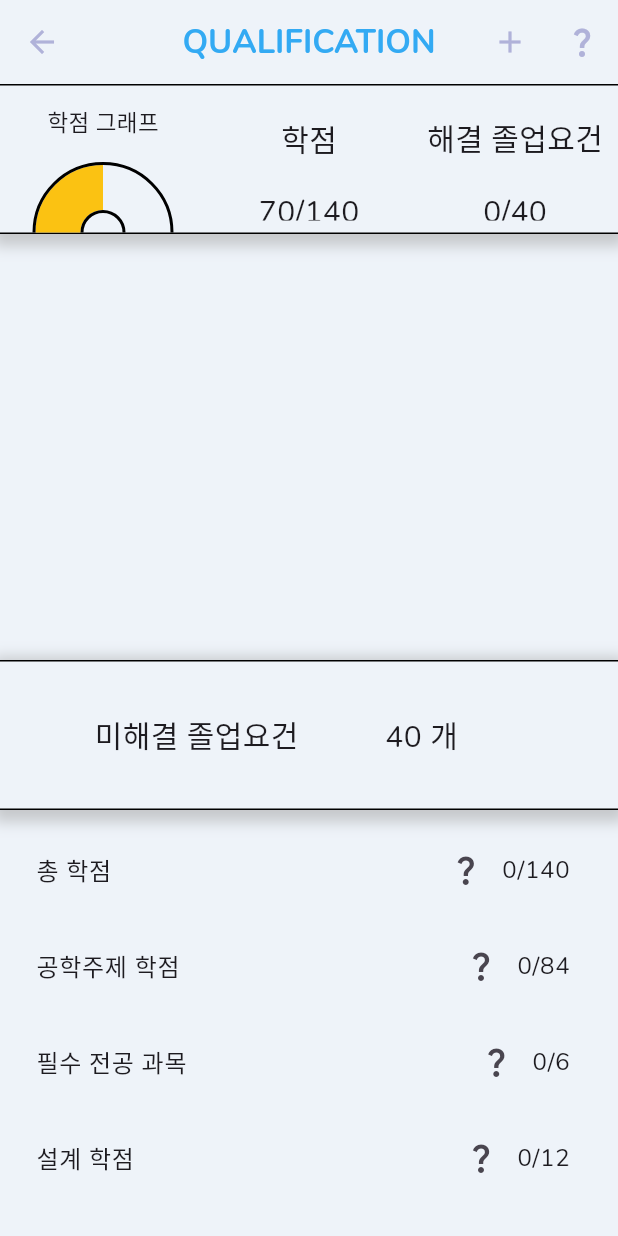
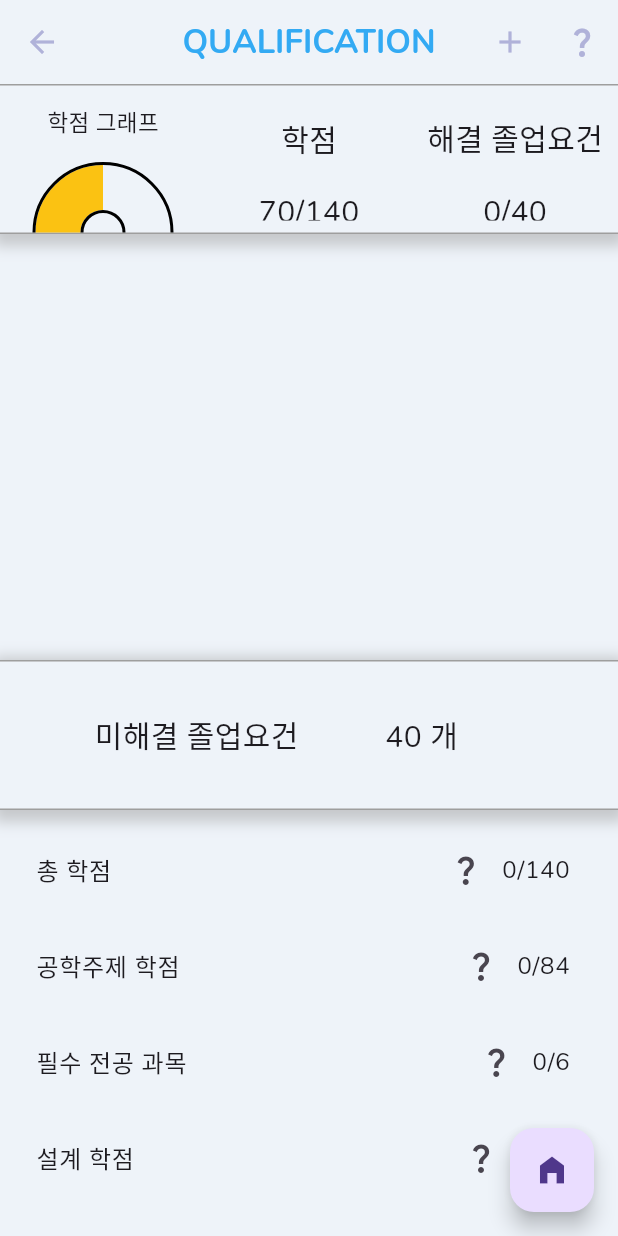
Before and after one commit to CAU-Mobile-Team4/causw_graduate, a Flutter app: the GraduateQualification screen opened directly, on a phone screen of 412 x 824 dp. Run offline on Flutter 3.47's test engine with Material 3 defaults, Android fonts, the phone set to English and light mode, and no system bars; our stand-ins replace flutter_speed_dial, shared_preferences, table_calendar; accounts and stored records are empty.

Commit message:
홈 버튼 입력 디자인 변경

```diff
--- a/lib/GraduateUI/GraduateQualification.dart
+++ b/lib/GraduateUI/GraduateQualification.dart
@@ -7,6 +7,7 @@ import 'package:causw_graduate/GraduateUI/InformationEntryPage.dart';
 
 
 import 'package:causw_graduate/AppColor.dart';
+import 'package:causw_graduate/startPage.dart';
 
 
 import 'package:flutter/material.dart';
@@ -234,8 +235,8 @@ class _GraduateQualificationState extends State<GraduateQualification> {
                     ),
                   ],
                   border: const Border(
-                      top: BorderSide(color: Colors.black, width: 1),
-                      bottom: BorderSide(color: Colors.black, width: 1))),
+                      top: BorderSide(color: Colors.grey, width: 1),
+                      bottom: BorderSide(color: Colors.grey, width: 1))),
               height: 100,
               child: Row(
                 children: [
@@ -311,8 +312,8 @@ class _GraduateQualificationState extends State<GraduateQualification> {
               decoration: BoxDecoration(
                 color: AppColor.background,
                 border: const Border(
-                    top: BorderSide(color: Colors.black, width: 1),
-                    bottom: BorderSide(color: Colors.black, width: 1)),
+                    top: BorderSide(color: Colors.grey, width: 1),
+                    bottom: BorderSide(color: Colors.grey, width: 1)),
                 boxShadow: [
                   BoxShadow(
                     color: Colors.grey.withOpacity(0.5),
@@ -362,6 +363,12 @@ class _GraduateQualificationState extends State<GraduateQualification> {
           ),
         ],
       ),
+      floatingActionButton: FloatingActionButton(onPressed: () {
+        Navigator.push(
+            context,
+            MaterialPageRoute(
+                builder: (context) => const StartPage()));
+      },child:Icon(Icons.home_filled,)),
     );
   }
 }
--- a/lib/startPage.dart
+++ b/lib/startPage.dart
@@ -10,7 +10,7 @@ class StartPage extends StatelessWidget {
   @override
   Widget build(BuildContext context) {
     return Scaffold(
-      backgroundColor: AppColor.background,
+      backgroundColor: AppColor.background.withOpacity(0.95),
       body: Padding(
         padding: const EdgeInsets.all(20),
         child: Center(
```
Also changed, not shown: lib/GraduateUI/BSMclassSelection.dart (+9 -1 lines), lib/GraduateUI/ClassSelectionPage.dart (+9 -1 lines), lib/GraduateUI/GEclassSelectionPage.dart (+8 -1 lines), lib/GraduateUI/GraduateInformationPage.dart (+8 -1 lines), lib/GraduateUI/GraduationETCPage.dart (+9 -1 lines), lib/GraduateUI/InformationEntryPage.dart (+7 -0 lines), lib/GraduateUI/MajorClassSelection.dart (+11 -1 lines).
